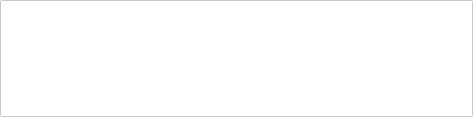
First picture: the form in plugins/Base_Output/OutputWidget.ui, repository asd977/base_cae, before the edit.
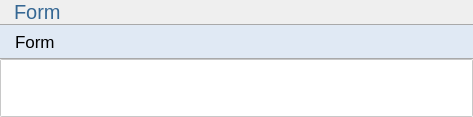
Second picture: the form after the edit. Icons and pictures are not drawn.

Patch:
```diff
--- a/plugins/Base_Output/OutputWidget.ui
+++ b/plugins/Base_Output/OutputWidget.ui
@@ -136,9 +136,36 @@
    <property name="bottomMargin">
     <number>0</number>
    </property>
+   <item>
+    <widget class="QLabel" name="pageNameLabel">
+     <property name="text">
+      <string>Form</string>
+     </property>
+    </widget>
+   </item>
+   <item>
+    <widget class="QPushButton" name="pushButton">
+     <property name="text">
+      <string>Form</string>
+     </property>
+    </widget>
+   </item>
    <item>
     <widget class="QTextEdit" name="textEdit"/>
    </item>
+   <item>
+    <spacer name="verticalSpacer">
+     <property name="orientation">
+      <enum>Qt::Vertical</enum>
+     </property>
+     <property name="sizeHint" stdset="0">
+      <size>
+       <width>20</width>
+       <height>40</height>
+      </size>
+     </property>
+    </spacer>
+   </item>
   </layout>
  </widget>
  <resources/>
```
